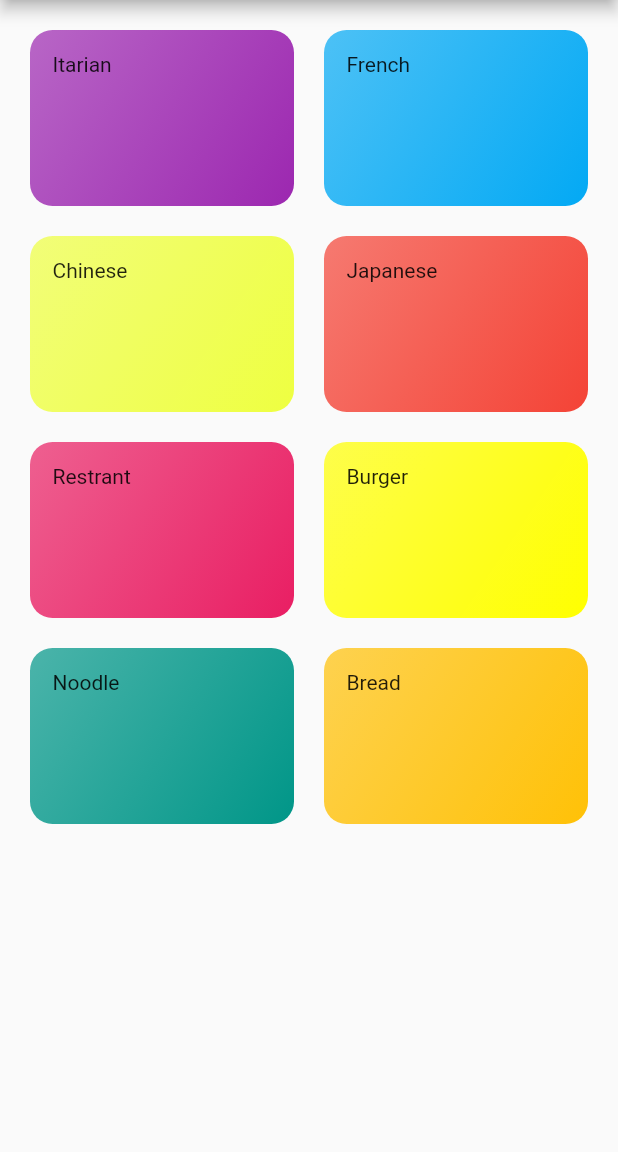
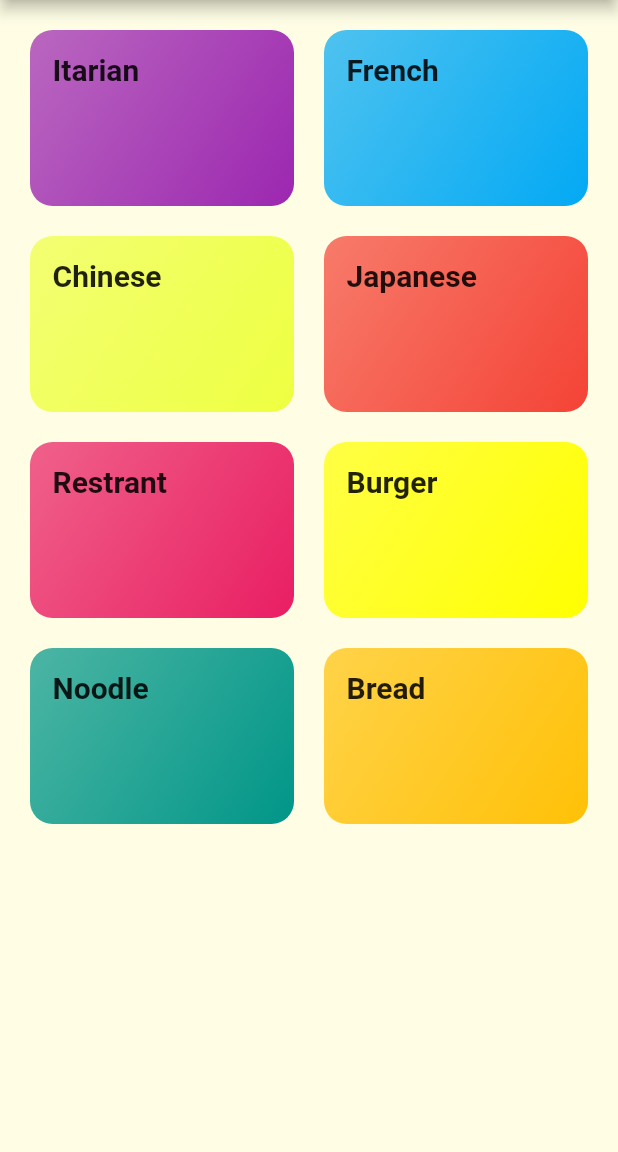
Before and after one commit to sinjikoro/meals_app, a Flutter app: the screen it shows after launch, on a phone screen of 412 x 824 dp, the part 84-1236 px from its top. Run offline on Flutter 3.47's test engine with Material 2 defaults, Android fonts, the phone set to English and light mode, and no system bars; Roboto replaces fonts that are missing (RobotoCondensed).

Commit message:
162. Styling & Theming

```diff
--- a/lib/categories_screen.dart
+++ b/lib/categories_screen.dart
@@ -1,5 +1,5 @@
 import 'package:flutter/material.dart';
-import './dammy_data.dart';
+import './dummy_data.dart';
 import './category_item.dart';
 
 class CategoriesScreen extends StatelessWidget {
--- a/lib/category_item.dart
+++ b/lib/category_item.dart
@@ -22,7 +22,8 @@ class CategoryItem extends StatelessWidget {
         ),
         borderRadius: BorderRadius.circular(15),
       ),
-      child: Text(title),
+      child: Text(title,
+        style: Theme.of(context).textTheme.titleMedium,),
     );
   }
 }
--- a/lib/main.dart
+++ b/lib/main.dart
@@ -14,7 +14,21 @@ class MyApp extends StatelessWidget {
     return MaterialApp(
       title: 'Flutter Demo',
       theme: ThemeData(
-        primarySwatch: Colors.blue,
+        canvasColor: const Color.fromRGBO(255, 254, 229, 1),
+        fontFamily: 'Raleway',
+        textTheme: ThemeData.light().textTheme.copyWith(
+          titleMedium: const TextStyle(
+            fontSize: 20,
+            fontFamily: 'RobotoCondensed',
+            fontWeight: FontWeight.bold,
+          ),
+          bodyMedium: const TextStyle(
+            color: Color.fromRGBO(20, 51, 51, 1),
+          ),
+          bodySmall: const TextStyle(
+            color: Color.fromRGBO(20, 51, 51, 1),
+          ),
+        ),
       ),
       home: const CategoriesScreen(),
     );
```
Also changed, not shown: lib/dummy_data.dart (renamed from lib/dammy_data.dart), pubspec.lock, 1 other file.
